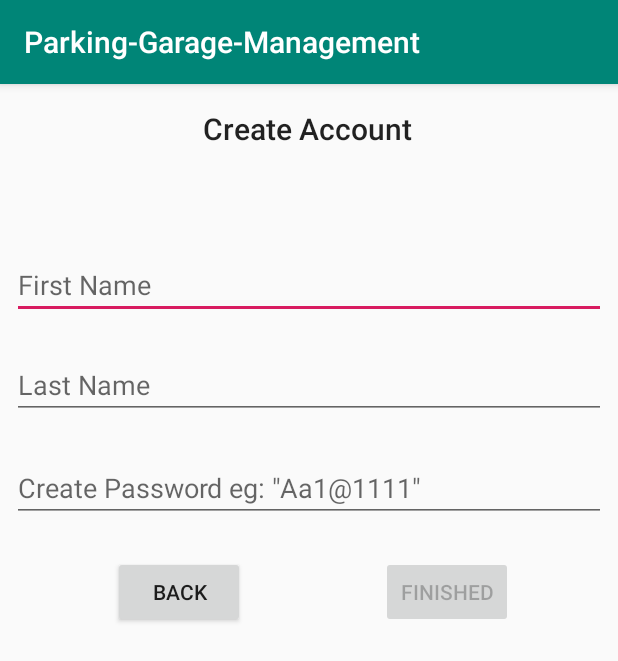
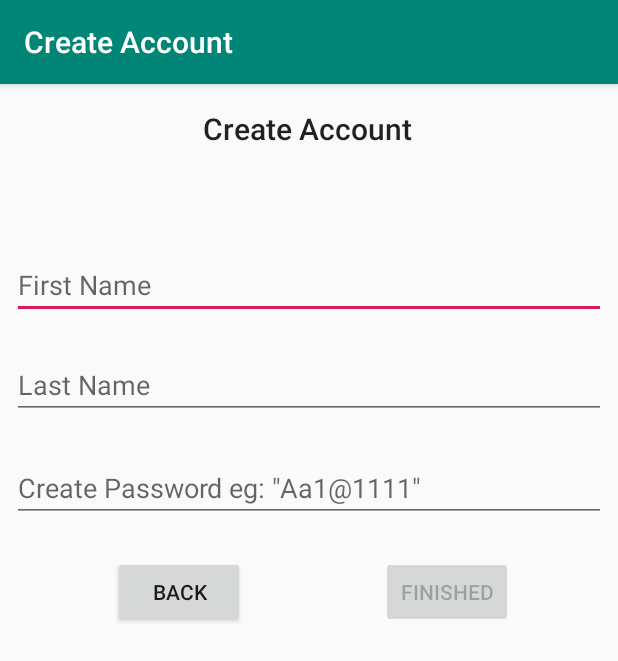
Before and after one commit to akenny718/Parking-Garage-Management, an Android app: the Create_Account_Activity screen opened directly, with no data from a screen before it, on a phone screen of 412 x 824 dp. Shown: the top 661 px of the screen. Run offline under Robolectric (Android 15) with nearby library versions, the light colour scheme and no system bars.

Commit message:
changes to activity screens

```diff
--- a/app/src/main/java/com/example/parking_garage_management/Create_Account_Activity.java
+++ b/app/src/main/java/com/example/parking_garage_management/Create_Account_Activity.java
@@ -33,7 +33,8 @@ public class Create_Account_Activity extends MainActivity {
         super.onCreate(savedInstanceState);
         setContentView(R.layout.activity_create__account_);
 
-        backButton = (Button) findViewById(R.id.button_backbutton);
+        getSupportActionBar().setTitle("Create Account");
+
         finishedButton = (Button) findViewById((R.id.button_finished));
         firstNameInput = (EditText) findViewById(R.id.edit_text_firstname);
         lastNameInput = (EditText) findViewById(R.id.edit_text_lastname);
@@ -42,13 +43,6 @@ public class Create_Account_Activity extends MainActivity {
         firstNameInput.addTextChangedListener(createAccountTextWatcher);
         lastNameInput.addTextChangedListener(createAccountTextWatcher);
         passWordInput.addTextChangedListener(createAccountTextWatcher);
-
-        backButton.setOnClickListener(new View.OnClickListener() {
-            @Override
-            public void onClick(View v) {
-                openMainScreenFromCreateAccount();
-            }
-        });
 
         finishedButton.setOnClickListener(new View.OnClickListener() {
             @Override
```
